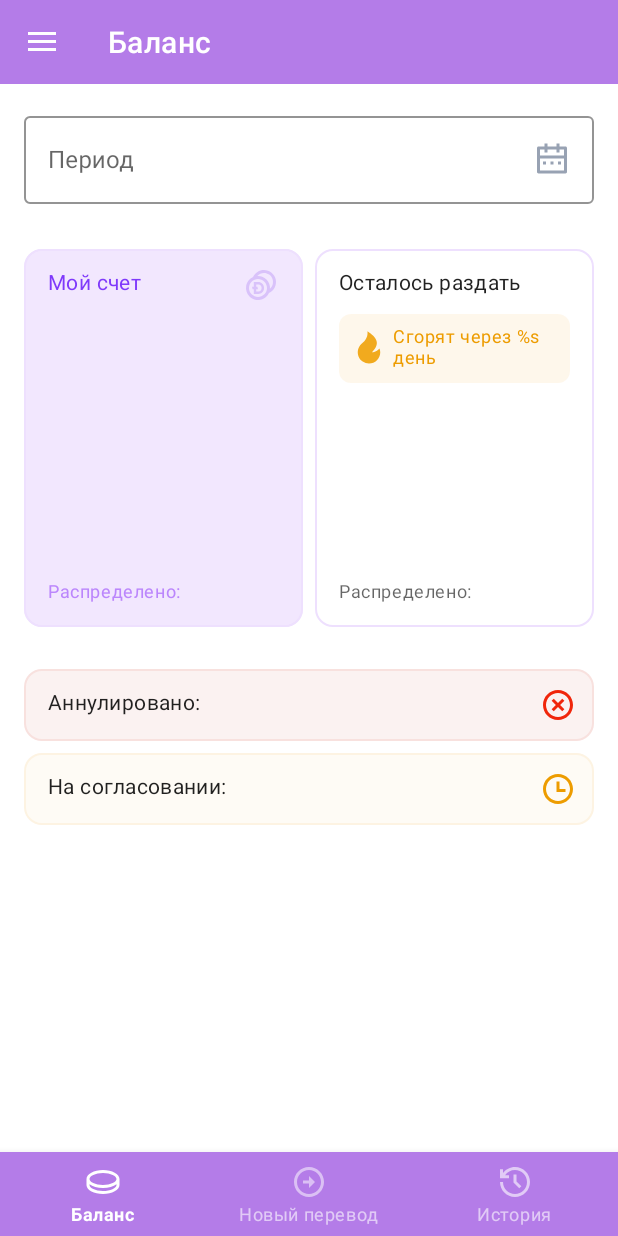
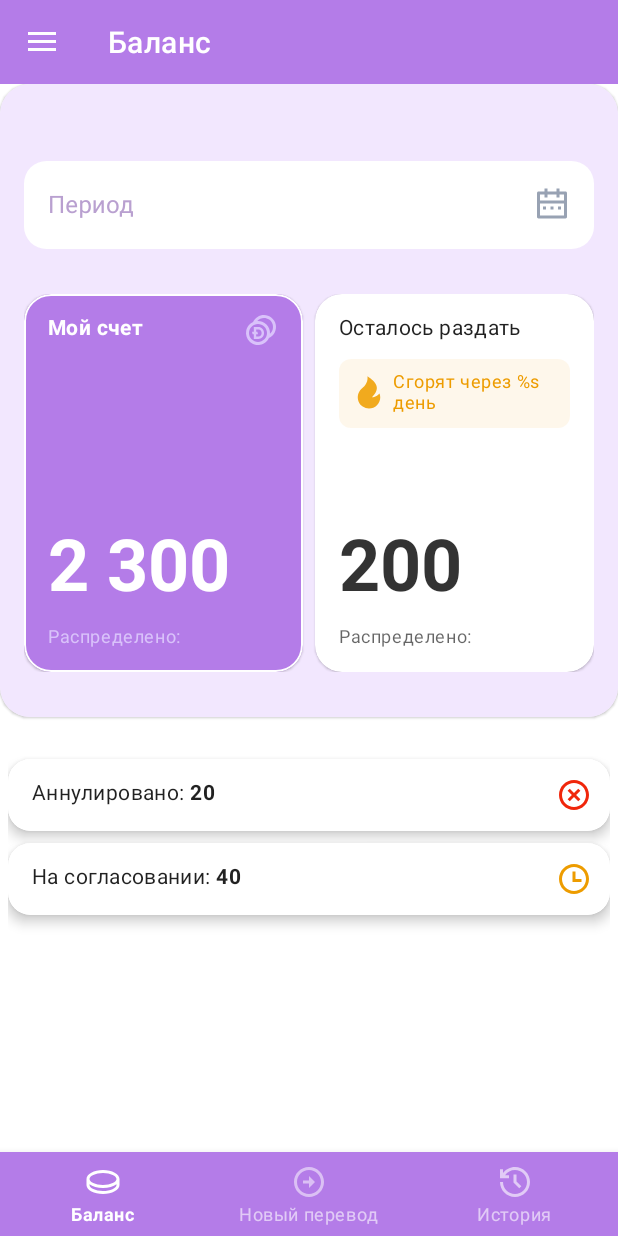
Before and after one commit to digthanx/android_mobile, an Android app: the MainFlowFragment screen opened through its navigation route, on a phone screen of 412 x 824 dp. Run offline under Robolectric (Android 15) with nearby library versions, the phone set to English and light mode, and no system bars; our stand-ins replace navigation-ui.

Commit message:
BalanceFragment начало в редизайне

```diff
--- a/app/src/main/res/layout/fragment_balance.xml
+++ b/app/src/main/res/layout/fragment_balance.xml
@@ -4,44 +4,63 @@
     xmlns:tools="http://schemas.android.com/tools"
     android:layout_width="match_parent"
     android:layout_height="wrap_content"
-    android:paddingStart="@dimen/padding_x"
-    android:paddingEnd="@dimen/padding_x"
     tools:context=".presentation.fragment.BalanceFragment">
-
+    <com.google.android.material.card.MaterialCardView
+        android:id="@+id/section_one"
+        android:layout_width="match_parent"
+        android:layout_height="match_parent"
+        app:cardCornerRadius="20dp"
+        android:background="@color/lightPrimary"
+        app:layout_constraintTop_toTopOf="parent"
+        app:layout_constraintStart_toStartOf="parent"
+        app:layout_constraintEnd_toEndOf="parent">
+        <LinearLayout
+            android:layout_width="match_parent"
+            android:layout_height="match_parent"
+            android:paddingHorizontal="16dp"
+            android:paddingVertical="30dp"
+            android:background="@color/lightPrimary"
+            android:orientation="vertical">
             <com.google.android.material.textfield.TextInputLayout
                 android:id="@+id/textField"
-        style="?attr/textInputOutlinedStyle"
+                style="@style/Widget.MaterialComponents.TextInputLayout.OutlinedBox"
                 android:layout_width="match_parent"
-        android:layout_height="wrap_content"
-        android:layout_marginTop="@dimen/margin_x"
+                android:layout_height="match_parent"
+                app:boxStrokeWidth="0dp"
+                app:boxBackgroundColor="@color/color5"
+                android:textColorHint="@color/superLightPrimary"
+                app:boxCornerRadiusTopStart="15dp"
+                app:boxCornerRadiusTopEnd="15dp"
+                app:boxCornerRadiusBottomEnd="15dp"
+                app:boxCornerRadiusBottomStart="15dp"
                 android:focusable="false"
                 android:hint="@string/period"
                 android:paddingBottom="30dp"
-        app:boxStrokeColor="@color/color9"
-        app:layout_constraintStart_toStartOf="parent"
-        app:layout_constraintTop_toTopOf="parent">
+                android:layout_marginTop="@dimen/margin_x">
 
             <com.google.android.material.textfield.TextInputEditText
                 android:id="@+id/period_et"
                 android:layout_width="match_parent"
                 android:layout_height="wrap_content"
-            android:drawableEnd="@drawable/ic_calendar_2_line" />
+                android:drawableEnd="@drawable/ic_calendar_2_line"/>
 
         </com.google.android.material.textfield.TextInputLayout>
-
+            <LinearLayout
+                android:layout_width="match_parent"
+                android:layout_height="match_parent"
+                android:orientation="horizontal">
                 <com.google.android.material.card.MaterialCardView
                     android:id="@+id/my_count"
-        android:layout_width="@dimen/constraint_wrap_content"
+                    android:layout_width="0dp"
                     android:layout_height="252dp"
+                    android:layout_weight="1"
                     android:layout_marginEnd="@dimen/margin_small"
-        android:outlineProvider="none"
-        app:cardBackgroundColor="@color/color10"
-        app:cardCornerRadius="@dimen/round_corner_xlarge"
+                    app:cardBackgroundColor="@color/colorPrimary"
+                    app:cardCornerRadius="18dp"
                     app:layout_constraintEnd_toStartOf="@+id/remains"
                     app:layout_constraintHorizontal_chainStyle="spread"
                     app:layout_constraintStart_toStartOf="parent"
                     app:layout_constraintTop_toBottomOf="@+id/textField"
-        app:strokeColor="@color/color11"
                     app:strokeWidth="@dimen/stroke_size">
 
                     <androidx.constraintlayout.widget.ConstraintLayout
@@ -55,7 +74,7 @@
                             android:layout_height="wrap_content"
                             android:layout_marginTop="@dimen/margin_h"
                             android:text="@string/my_count"
-                android:textAppearance="@style/Body2.Violet"
+                            android:textAppearance="@style/Body2.White"
                             app:layout_constraintStart_toStartOf="parent"
                             app:layout_constraintTop_toTopOf="parent" />
 
@@ -73,7 +92,8 @@
                             android:layout_width="wrap_content"
                             android:layout_height="wrap_content"
                             android:layout_marginBottom="@dimen/margin"
-                android:textAppearance="@style/Headline3.Violet"
+                            android:textAppearance="@style/Headline3.White"
+                            android:text="2 300"
                             app:layout_constraintBottom_toTopOf="@+id/distributed_label_tv"
                             app:layout_constraintStart_toStartOf="parent" />
 
@@ -100,16 +120,14 @@
 
                 <com.google.android.material.card.MaterialCardView
                     android:id="@+id/remains"
-        android:layout_width="@dimen/constraint_wrap_content"
+                    android:layout_width="0dp"
                     android:layout_height="252dp"
+                    android:layout_weight="1"
                     android:layout_marginStart="@dimen/margin_small"
-        android:outlineProvider="none"
-        app:cardCornerRadius="@dimen/round_corner_xlarge"
+                    app:cardCornerRadius="18dp"
                     app:layout_constraintEnd_toEndOf="parent"
                     app:layout_constraintStart_toEndOf="@id/my_count"
-        app:layout_constraintTop_toBottomOf="@+id/textField"
-        app:strokeColor="@color/color11"
-        app:strokeWidth="@dimen/stroke_size">
+                    app:layout_constraintTop_toBottomOf="@+id/textField">
 
                     <androidx.constraintlayout.widget.ConstraintLayout
                         android:layout_width="match_parent"
@@ -173,6 +191,7 @@
                             android:layout_height="wrap_content"
                             android:layout_marginBottom="8dp"
                             android:textAppearance="@style/Headline3"
+                            android:text="200"
                             app:layout_constraintBottom_toTopOf="@+id/least_label_tv"
                             app:layout_constraintStart_toStartOf="parent" />
 
@@ -196,19 +215,29 @@
                             app:layout_constraintStart_toEndOf="@+id/least_label_tv" />
                     </androidx.constraintlayout.widget.ConstraintLayout>
                 </com.google.android.material.card.MaterialCardView>
+            </LinearLayout>
+        </LinearLayout>
+
+    </com.google.android.material.card.MaterialCardView>
+
+    <LinearLayout
+        android:layout_width="match_parent"
+        android:layout_height="wrap_content"
+        android:orientation="vertical"
+        android:paddingHorizontal="5dp"
+        android:background="@color/color5"
+        app:layout_constraintEnd_toEndOf="parent"
+        app:layout_constraintStart_toStartOf="parent"
+        app:layout_constraintTop_toBottomOf="@+id/section_one">
 
         <com.google.android.material.card.MaterialCardView
             android:id="@+id/cancelled_view"
-        android:layout_width="@dimen/constraint_wrap_content"
+            android:layout_width="match_parent"
             android:layout_height="48dp"
             android:layout_marginTop="28dp"
-        android:outlineProvider="none"
-        app:cardBackgroundColor="@color/color16"
-        app:cardCornerRadius="12dp"
-        app:layout_constraintEnd_toEndOf="parent"
-        app:layout_constraintStart_toStartOf="parent"
-        app:layout_constraintTop_toBottomOf="@+id/remains"
-        app:strokeColor="@color/color15"
+            app:cardElevation="5dp"
+            app:cardBackgroundColor="@color/color5"
+            app:cardCornerRadius="15dp"
             app:strokeWidth="@dimen/stroke_size">
 
             <androidx.constraintlayout.widget.ConstraintLayout
@@ -231,7 +260,9 @@
                     android:layout_width="wrap_content"
                     android:layout_height="wrap_content"
                     android:layout_marginTop="12dp"
-                android:textAppearance="@style/Body2"
+                    android:textStyle="bold"
+                    android:text=" 20"
+                    android:textAppearance="@style/Body2.Black"
                     app:layout_constraintStart_toEndOf="@+id/cancelled_label_tv"
                     app:layout_constraintTop_toTopOf="parent" />
 
@@ -250,16 +281,13 @@
 
         <com.google.android.material.card.MaterialCardView
             android:id="@+id/frozen_view"
-        android:layout_width="@dimen/constraint_wrap_content"
+            android:layout_width="match_parent"
             android:layout_height="48dp"
             android:layout_marginTop="8dp"
-        android:outlineProvider="none"
-        app:cardBackgroundColor="@color/color17"
-        app:cardCornerRadius="12dp"
-        app:layout_constraintEnd_toEndOf="parent"
-        app:layout_constraintStart_toStartOf="parent"
-        app:layout_constraintTop_toBottomOf="@+id/cancelled_view"
-        app:strokeColor="@color/color12"
+            android:layout_marginBottom="60dp"
+            app:cardElevation="5dp"
+            app:cardBackgroundColor="@color/color5"
+            app:cardCornerRadius="15dp"
             app:strokeWidth="@dimen/stroke_size">
 
             <androidx.constraintlayout.widget.ConstraintLayout
@@ -282,7 +310,8 @@
                     android:layout_width="wrap_content"
                     android:layout_height="wrap_content"
                     android:layout_marginTop="12dp"
-                android:textAppearance="@style/Body2"
+                    android:text=" 40"
+                    android:textAppearance="@style/Body2.Black"
                     app:layout_constraintStart_toEndOf="@+id/frozen_label_tv"
                     app:layout_constraintTop_toTopOf="parent" />
 
@@ -298,5 +327,8 @@
                     app:tint="@color/color19" />
             </androidx.constraintlayout.widget.ConstraintLayout>
         </com.google.android.material.card.MaterialCardView>
+    </LinearLayout>
+
+
 
 </androidx.constraintlayout.widget.ConstraintLayout>
--- a/app/src/main/res/layout/fragment_transaction.xml
+++ b/app/src/main/res/layout/fragment_transaction.xml
@@ -56,7 +56,7 @@
                 android:layout_height="wrap_content"
                 android:layout_marginTop="@dimen/margin_h"
                 android:text="Перевести спасибок"
-                android:textAppearance="@style/Body2.Violet"
+                android:textAppearance="@style/Body2.White"
                 app:layout_constraintStart_toStartOf="parent"
                 app:layout_constraintTop_toTopOf="parent" />
 
@@ -77,7 +77,7 @@
                 android:layout_height="wrap_content"
                 android:inputType="number"
                 android:textColor="@color/color13"
-                android:textAppearance="@style/Headline3.Violet"
+                android:textAppearance="@style/Headline3.White"
                 app:layout_constraintBottom_toTopOf="@+id/distributed_label_tv"
                 app:layout_constraintStart_toStartOf="parent" />
 
--- a/app/src/main/res/values/colors.xml
+++ b/app/src/main/res/values/colors.xml
@@ -10,6 +10,9 @@
     <color name="white">#FFFFFFFF</color>
 
     <color name="colorPrimary">#B47CE8</color>
+    <color name="lightBlack">#CC000000</color>
+    <color name="lightPrimary">#F2E7FE</color>
+    <color name="superLightPrimary">#B9A0D0</color>
 
 
     <color name="color1">#DE000000</color><!--87$-->
@@ -25,7 +28,7 @@
     <color name="color11">#EEE0FE</color>
     <color name="color12">#14ED9C00</color>
     <color name="color13">#7F39FB</color>
-    <color name="color14">#BB86FC</color>
+    <color name="color14">#D9C2FA</color>
     <color name="color15">#14D01E06</color>
     <color name="color16">#FBF2F1</color>
     <color name="color17">#FEFBF5</color>
--- a/app/src/main/res/values/styles.xml
+++ b/app/src/main/res/values/styles.xml
@@ -2,26 +2,27 @@
 <resources>
 
     <style name="Headline3" parent="TextAppearance.MaterialComponents.Headline3">
-        <item name="android:textColor">@color/color1</item>
+        <item name="android:textColor">@color/lightBlack</item>
+        <item name="android:textStyle">bold</item>
         <item name="android:textSize">48sp</item>
     </style>
 
-    <style name="Headline3.Violet" parent="Headline3">
-        <item name="android:textColor">@color/color13</item>
+    <style name="Headline3.White" parent="Headline3">
+        <item name="android:textColor">@color/color5</item>
     </style>
 
     <style name="Headline4" parent="TextAppearance.MaterialComponents.Headline4">
-        <item name="android:textColor">@color/color1</item>
+        <item name="android:textColor">@color/color5</item>
         <item name="android:textSize">34sp</item>
     </style>
 
     <style name="Headline6" parent="TextAppearance.MaterialComponents.Headline6">
-        <item name="android:textColor">@color/color1</item>
+        <item name="android:textColor">@color/color5</item>
         <item name="android:textSize">20sp</item>
     </style>
 
     <style name="Subtitle1" parent="TextAppearance.MaterialComponents.Subtitle1">
-        <item name="android:textColor">@color/color1</item>
+        <item name="android:textColor">@color/color5</item>
         <item name="android:textSize">16sp</item>
         <item name="android:letterSpacing">0.05</item>
     </style>
@@ -40,8 +41,15 @@
         <item name="android:textSize">14sp</item>
     </style>
 
-    <style name="Body2.Violet" parent="Body2">
-        <item name="android:textColor">@color/color13</item>
+    <style name="Body2.Black" parent="Body2">
+        <item name="android:textColor">@color/color1</item>
+        <item name="android:textSize">14sp</item>
+        <item name="android:textStyle">bold</item>
+    </style>
+
+    <style name="Body2.White" parent="Body2">
+        <item name="android:textColor">@color/color5</item>
+        <item name="android:textStyle">bold</item>
     </style>
 
     <style name="Caption" parent="TextAppearance.MaterialComponents.Caption">
@@ -106,4 +114,7 @@
 
 
 
+
+
+
 </resources>
```
Lines whose indentation alone changed are shown as unchanged.
